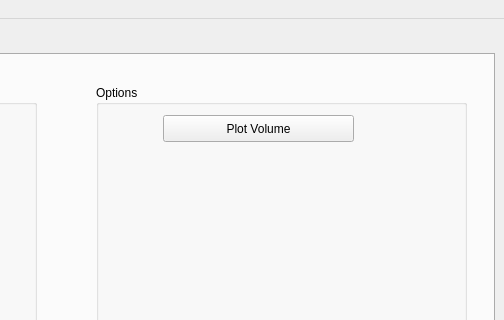
Above: MachineBenchMark/UI/Prueba1.ui from aydevosotros/MachineBenchMark before the change; both pictures show x 296 to 800 and y 0 to 320 of the 800 by 600 pixel window. Below: the same form after it.
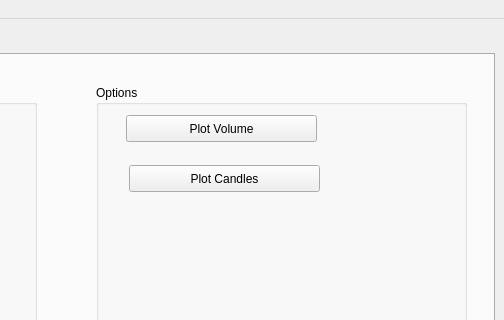
That is the form after the change. Custom widgets are drawn as their Qt base class.

The edit to the form file:
```diff
--- a/MachineBenchMark/UI/Prueba1.ui
+++ b/MachineBenchMark/UI/Prueba1.ui
@@ -257,7 +257,7 @@
       <widget class="QPushButton" name="PlotVolumeButton">
        <property name="geometry">
         <rect>
-         <x>67</x>
+         <x>30</x>
          <y>30</y>
          <width>191</width>
          <height>27</height>
@@ -267,6 +267,19 @@
         <string>Plot Volume</string>
        </property>
       </widget>
+      <widget class="QPushButton" name="pushButton_2">
+       <property name="geometry">
+        <rect>
+         <x>33</x>
+         <y>80</y>
+         <width>191</width>
+         <height>27</height>
+        </rect>
+       </property>
+       <property name="text">
+        <string>Plot Candles</string>
+       </property>
+      </widget>
      </widget>
     </widget>
     <widget class="QWidget" name="tab_3">
```
